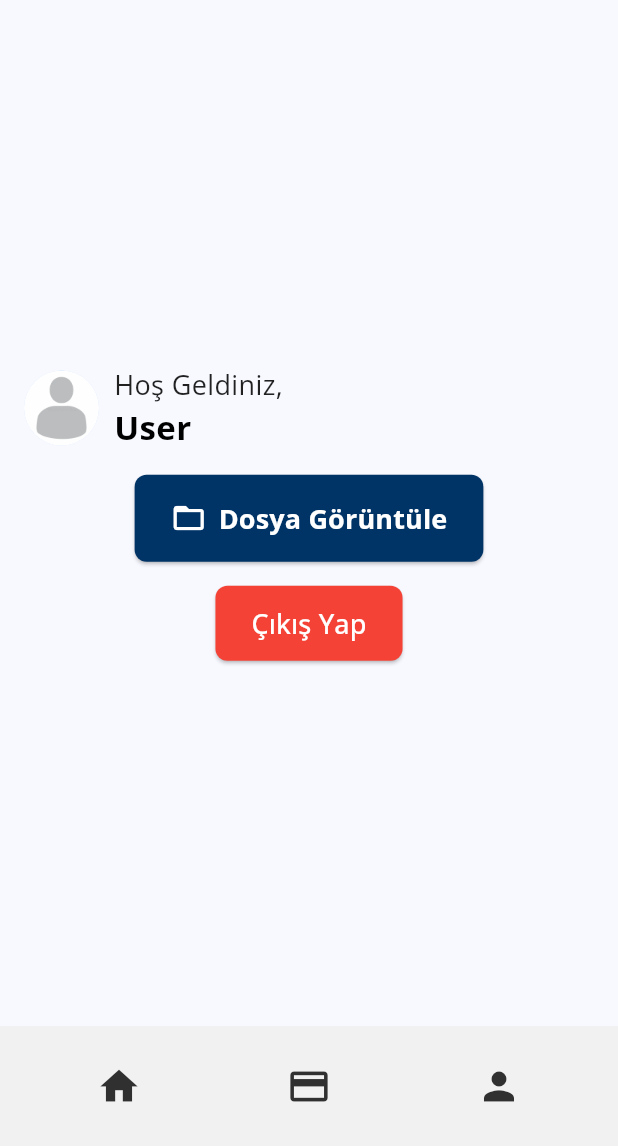
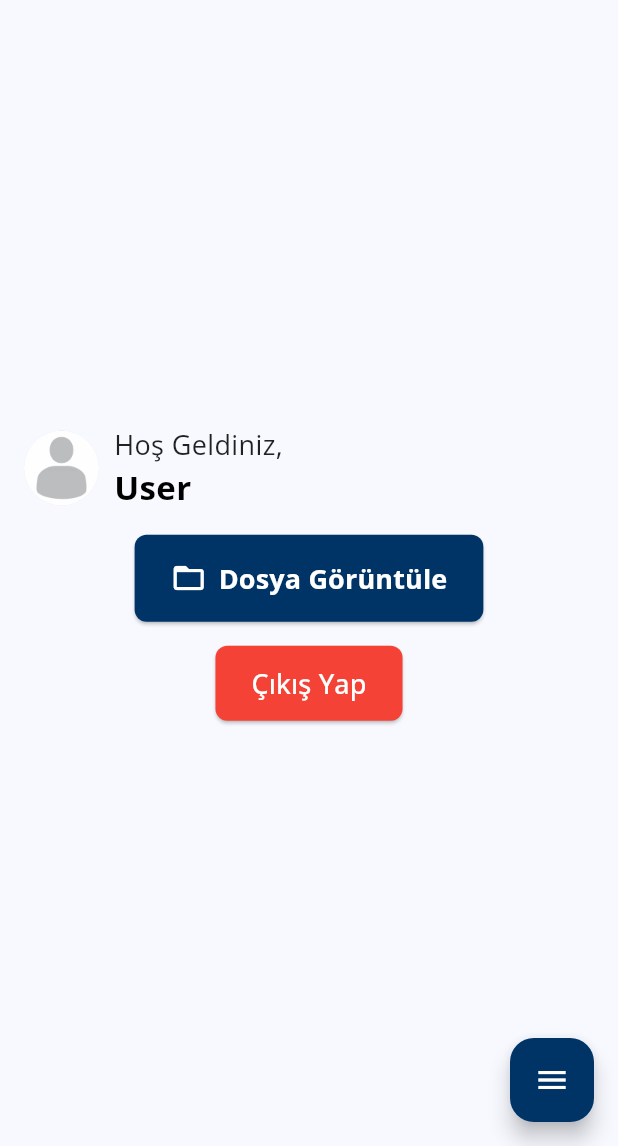
Before and after one commit to EmirhanErenn/Financial-Advisor-App, a Flutter app: the UserHomePage screen opened by its route, on a phone screen of 412 x 824 dp, the part 90-1236 px from its top. Run offline on Flutter 3.47's test engine with Material 3 defaults, Android fonts, the light colour scheme and no system bars; our stand-ins replace cloud_firestore, firebase_auth, firebase_core, google_fonts; accounts and stored records are empty; Roboto replaces fonts that are missing (Poppins).

Commit message:
sidebar-add-beke

```diff
--- a/lib/auth/login.dart
+++ b/lib/auth/login.dart
@@ -50,7 +50,7 @@ class _Login_PageState extends State<Login_Page> {
               child: Padding(
                 padding: const EdgeInsets.all(16.0),
                 child: Text(
-                  '© 2024 Badi Powered By Bekersoftware',
+                  '© 2024 Powered By Bekersoftware',
                   style: TextStyle(
                     fontSize: 14,
                     color: Colors.grey,
--- a/lib/user_home_page.dart
+++ b/lib/user_home_page.dart
@@ -1,14 +1,31 @@
+import 'package:financial_advisor_app/widgets/SidebarWidget_User.dart';
 import 'package:flutter/material.dart';
 
-class UserHomePage extends StatelessWidget {
+class UserHomePage extends StatefulWidget {
   const UserHomePage({Key? key}) : super(key: key);
+
+  @override
+  State<UserHomePage> createState() => _UserHomePageState();
+}
+
+class _UserHomePageState extends State<UserHomePage> {
+  bool isSidebarOpen = false; // Sidebar'ın açık olup olmadığını kontrol eden değişken
 
   @override
   Widget build(BuildContext context) {
     return Scaffold(
       appBar: _buildAppBar(),
-      body: _buildBody(context),
-      bottomNavigationBar: _buildBottomNavigationBar(context),
+      body: Stack(
+        children: [
+          _buildBody(context),
+          SidebarWidget(isOpen: isSidebarOpen, onClose: toggleSideBar),
+        ],
+      ),
+      floatingActionButton: FloatingActionButton(
+        onPressed: toggleSideBar,
+        backgroundColor: const Color(0xFF003366),
+        child: const Icon(Icons.menu, color: Colors.white),
+      ),
     );
   }
 
@@ -40,13 +57,20 @@ class UserHomePage extends StatelessWidget {
     );
   }
 
+  void toggleSideBar() {
+    setState(() {
+      isSidebarOpen = !isSidebarOpen;
+    });
+  }
+
   // Body Metodu
   Widget _buildBody(BuildContext context) {
     return Center(
       child: Padding(
         padding: const EdgeInsets.all(16.0),
         child: Column(
-          mainAxisAlignment: MainAxisAlignment.center, //ortalamak için unutma bunları Column a ekleyceksin (kendime not)
+          mainAxisAlignment: MainAxisAlignment
+              .center, //ortalamak için unutma bunları Column a ekleyceksin (kendime not)
           crossAxisAlignment: CrossAxisAlignment.center,
           children: [
             _buildWelcomeSection(),
@@ -57,7 +81,8 @@ class UserHomePage extends StatelessWidget {
               Icons.folder_open,
               () {
                 // Dosya görüntüleme işlemi
-                Navigator.pushNamed(context, '/file_viewer'); //YAPILACAK DAHA YAPILMADI
+                Navigator.pushNamed(
+                    context, '/file_viewer'); //YAPILACAK DAHA YAPILMADI
               },
               isBold: true, //kalın yapar yazıyı bu da
             ),
@@ -73,7 +98,8 @@ class UserHomePage extends StatelessWidget {
   Widget _buildLogoutButton(BuildContext context) {
     return ElevatedButton(
       onPressed: () {
-        Navigator.pushNamed(context, '/'); // Çıkış sonrası login sayfasına yönlendirme
+        Navigator.pushNamed(
+            context, '/'); // Çıkış sonrası login sayfasına yönlendirme
       },
       style: ElevatedButton.styleFrom(
         backgroundColor: Colors.red,
@@ -126,39 +152,6 @@ class UserHomePage extends StatelessWidget {
     );
   }
 
-  // BottomNavigationBar Metodu
-  Widget _buildBottomNavigationBar(BuildContext context) {
-    return BottomAppBar(
-      color: const Color(0xFFF1F1F1),
-      child: Row(
-        mainAxisAlignment: MainAxisAlignment.spaceAround,
-        children: [
-          _buildBottomIcon(
-            icon: Icons.home,
-            onPressed: () => Navigator.pushNamed(context, '/user_home'),
-          ),
-          _buildBottomIcon(
-            icon: Icons.payment,
-            onPressed: () => Navigator.pushNamed(context, '/user_payment'),
-          ),
-          _buildBottomIcon(
-            icon: Icons.person,
-            onPressed: () => Navigator.pushNamed(context, '/user_profile'),
-          ),
-        ],
-      ),
-    );
-  }
-
-  // IconButton Metodu
-  Widget _buildBottomIcon({required IconData icon, required VoidCallback onPressed}) {
-    return IconButton(
-      icon: Icon(icon, color: const Color(0xFF303030), size: 30),
-      onPressed: onPressed,
-    );
-  }
-
-  // Genel Amaçlı Buton Metodu Admin Sayfasındakiyle Aybnı
   Widget _buildActionButton(
     BuildContext context,
     String label,
--- a/lib/widgets/SidebarWidget_User.dart
+++ b/lib/widgets/SidebarWidget_User.dart
@@ -0,0 +1,88 @@
+import 'package:flutter/material.dart';
+
+class SidebarWidget extends StatefulWidget {
+  final bool isOpen;
+  final VoidCallback onClose;
+
+  const SidebarWidget({
+    Key? key,
+    required this.isOpen,
+    required this.onClose,
+  }) : super(key: key);
+
+  @override
+  _SidebarWidgetState createState() => _SidebarWidgetState();
+}
+
+class _SidebarWidgetState extends State<SidebarWidget>
+    with SingleTickerProviderStateMixin {
+  late AnimationController _animationController;
+  late Animation<Offset> _slideAnimation;
+
+  @override
+  void initState() {
+    super.initState();
+    _animationController = AnimationController(
+      vsync: this,
+      duration: const Duration(milliseconds: 300),
+    );
+    _slideAnimation = Tween<Offset>(
+      begin: const Offset(-1.0, 0.0), // Sol taraftan başla
+      end: Offset.zero, // Görünür hale gel
+    ).animate(CurvedAnimation(
+      parent: _animationController,
+      curve: Curves.easeInOut,
+    ));
+  }
+
+  @override
+  void didUpdateWidget(covariant SidebarWidget oldWidget) {
+    super.didUpdateWidget(oldWidget);
+    if (widget.isOpen) {
+      _animationController.forward(); // Açılma animasyonu
+    } else {
+      _animationController.reverse(); // Kapanma animasyonu
+    }
+  }
+
+  @override
+  void dispose() {
+    _animationController.dispose();
+    super.dispose();
+  }
+
+  @override
+  Widget build(BuildContext context) {
+    return SlideTransition(
+      position: _slideAnimation,
+      child: Container(
+        width: 250, // Sidebar genişliği
+        color: const Color(0xFF003366),
+        child: Column(
+          crossAxisAlignment: CrossAxisAlignment.start,
+          children: [
+            IconButton(
+              icon: const Icon(Icons.close, color: Colors.white),
+              onPressed: widget.onClose,
+            ),
+            ListTile(
+              leading: const Icon(Icons.home, color: Colors.white),
+              title: const Text('Anasayfa', style: TextStyle(color: Colors.white)),
+              onTap: () {},
+            ),
+            ListTile(
+              leading: const Icon(Icons.payment_outlined, color: Colors.white),
+              title: const Text('Ödemeler', style: TextStyle(color: Colors.white)),
+              onTap: () {},
+            ),
+            ListTile(
+              leading: const Icon(Icons.person, color: Colors.white),
+              title: const Text('Profil', style: TextStyle(color: Colors.white)),
+              onTap: () {},
+            ),
+          ],
+        ),
+      ),
+    );
+  }
+}
```
Also changed, not shown: lib/admin_home_page.dart (+38 -45 lines), lib/auth/admin_add_user_page.dart (+28 -54 lines), lib/service/auth_service.dart (+7 -1 lines), lib/user_payment_page.dart (+19 -32 lines), lib/user_profile_page.dart (+18 -31 lines), lib/user_profile_update.dart (+25 -5 lines), lib/widgets/SidebarWidget_Admin.dart (+63 -50 lines). Lines whose indentation alone changed are shown as unchanged.
